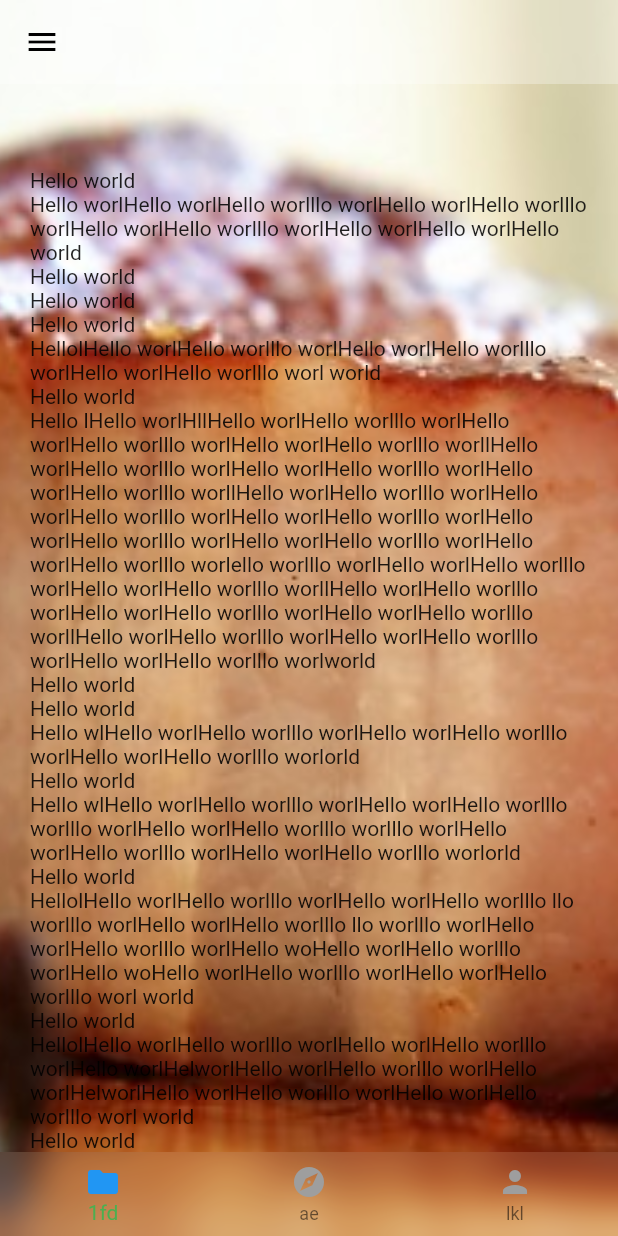
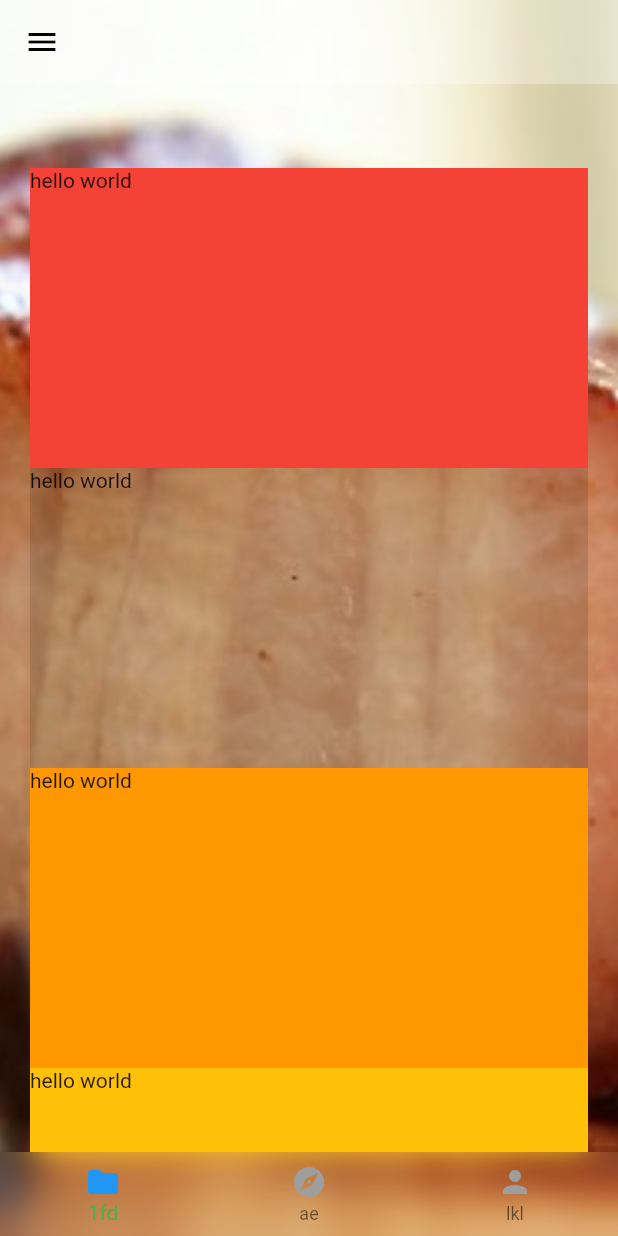
Before and after one commit to carpediemvv/flutter_buildself, a Flutter app: the screen it shows after launch, on a phone screen of 412 x 824 dp. Run offline on Flutter 3.47's test engine with Material 2 defaults, Android fonts, the light colour scheme and no system bars.

Commit message:
测试listview

```diff
--- a/lib/tab_navigator.dart
+++ b/lib/tab_navigator.dart
@@ -17,29 +17,27 @@ class _TabNavigatorState extends State<TabNavigator> {
 
   @override
   Widget build(BuildContext context) {
-    return  DecoratedBox(
+    return DecoratedBox(
         decoration: BoxDecoration(
-            image:DecorationImage(
-              image: AssetImage('images/bg1.jpg'),
-              fit: BoxFit.fitHeight
+          image: DecorationImage(
+              image: AssetImage('images/bg1.jpg'), fit: BoxFit.fitHeight),
         ),
-        ),
-        child:
-          Padding(padding: EdgeInsets.symmetric(horizontal: 0.0, vertical: 0.0),
-          child: _bodyContainer()
-        )
-    );
+        child: Padding(
+            padding: EdgeInsets.symmetric(horizontal: 0.0, vertical: 0.0),
+            child: _bodyContainer()));
   }
 
   //顶部导航栏
-  _topbar(){
+  _topbar() {
     return AppBar(
       leading: Builder(
         builder: (BuildContext context) {
           return IconButton(
             color: Colors.black,
             icon: const Icon(Icons.menu),
-            onPressed: () { Scaffold.of(context).openDrawer(); },
+            onPressed: () {
+              Scaffold.of(context).openDrawer();
+            },
             tooltip: MaterialLocalizations.of(context).openAppDrawerTooltip,
           );
         },
@@ -50,9 +48,9 @@ class _TabNavigatorState extends State<TabNavigator> {
   }
 
   //侧滑导航
-  _drawer(){
+  _drawer() {
     return Drawer(
-      child:ListView(
+      child: ListView(
         padding: EdgeInsets.zero,
         children: <Widget>[
           DrawerHeader(child: Text('Nick Name')),
@@ -68,21 +66,21 @@ class _TabNavigatorState extends State<TabNavigator> {
               Navigator.pushNamed(context, "Cooking");
             },
           ),
-
         ],
       ),
     );
   }
 
   //内容top
-  _bodyContainer(){
-    AppBar appBar= _topbar();
+  _bodyContainer() {
+    AppBar appBar = _topbar();
     return Scaffold(
         appBar: appBar,
         backgroundColor: Colors.transparent,
         drawer: _drawer(),
         body: _body(appBar.preferredSize.height),
-        bottomNavigationBar: BlurOvalWidget(BottomNavigationBar(
+        bottomNavigationBar: BlurOvalWidget(
+          BottomNavigationBar(
             elevation: 0,
             backgroundColor: Colors.transparent,
             currentIndex: _currentIndex,
@@ -97,38 +95,66 @@ class _TabNavigatorState extends State<TabNavigator> {
               _bottomItem('ae', Icons.explore, 1),
               _bottomItem('lkl', Icons.person, 2),
             ],
-        ),)
-    );
+          ),
+        ));
   }
 
   //内容
-  _body(var appbarHeight){
+  _body(var appbarHeight) {
     return Container(
         decoration: BoxDecoration(
             gradient: LinearGradient(colors: [
           Colors.transparent,
           Colors.transparent,
         ])),
-      child:
-          ListView(
+        child: ListView(
+          scrollDirection: Axis.vertical,
+          reverse: false,
           shrinkWrap: true,
-            padding: EdgeInsets.fromLTRB(20, appbarHeight+MediaQueryData.fromWindow(window).padding.top,20,0),
+          padding: EdgeInsets.fromLTRB(
+              20,
+              appbarHeight + MediaQueryData.fromWindow(window).padding.top,
+              20,
+              0),
           children: <Widget>[
-              Text("Hello world"),
-              Text("Hello worlHello worlHello worlllo worlHello worlHello worlllo worlHello worlHello worlllo worlHello worlHello worlHello world"), Text("Hello world"),
-              Text("Hello world"), Text("Hello world"),
-              Text("HellolHello worlHello worlllo worlHello worlHello worlllo worlHello worlHello worlllo worl world"), Text("Hello world"),
-              Text("Hello lHello worlHll"
-                  "Hello worlHello worlllo worlHello worlHello worlllo worlHello worlHello worlllo worllHello worlHello worlllo worlHello worlHello worlllo worlHello worlHello worlllo worllHello worlHello worlllo worlHello worlHello worlllo worlHello worlHello worlllo worlHello worlHello worlllo worlHello worlHello worlllo worlHello worlHello worlllo worlello worlllo worlHello worlHello worlllo worlHello worlHello worlllo worllHello worlHello worlllo worlHello worlHello worlllo worlHello worlHello worlllo worllHello worlHello worlllo worlHello worlHello worlllo worlHello worlHello worlllo worlworld"), Text("Hello world"),
-              Text("Hello world"), Text("Hello wlHello worlHello worlllo worlHello worlHello worlllo worlHello worlHello worlllo worlorld"),
-              Text("Hello world"), Text("Hello wlHello worlHello worlllo worlHello worlHello worlllo worlllo worlHello worlHello worlllo worlllo worlHello worlHello worlllo worlHello worlHello worlllo worlorld"),
-              Text("Hello world"), Text("HellolHello worlHello worlllo worlHello worlHello worlllo llo worlllo worlHello worlHello worlllo llo worlllo worlHello worlHello worlllo worlHello woHello worlHello worlllo worlHello woHello worlHello worlllo worlHello worlHello worlllo worl world"),
-              Text("Hello world"), Text("HellolHello worlHello worlllo worlHello worlHello worlllo worlHello worlHelworlHello worlHello worlllo worlHello worlHelworlHello worlHello worlllo worlHello worlHello worlllo worl world"),
-
-              Text("Hello world"),
+            Container(
+              color: Colors.red,
+              width: 200,
+              height: 200,
+              child: Text("hello world"),
+            ),
+            Container(
+              color: Colors.black12,
+              width: 200,
+              height: 200,
+              child: Text("hello world"),
+            ),
+            Container(
+              color: Colors.orange,
+              width: 200,
+              height: 200,
+              child: Text("hello world"),
+            ),
+            Container(
+              color: Colors.amber,
+              width: 200,
+              height: 200,
+              child: Text("hello world"),
+            ),
+            Container(
+              color: Colors.cyan,
+              width: 200,
+              height: 200,
+              child: Text("hello world"),
+            ),
+            Container(
+              color: Colors.blue,
+              width: 200,
+              height: 200,
+              child: Text("hello world"),
+            ),
           ],
-          )
-    );
+        ));
   }
 
   //封装底部tab
```
Also changed, not shown: 1 other file. Lines whose indentation alone changed are shown as unchanged.
